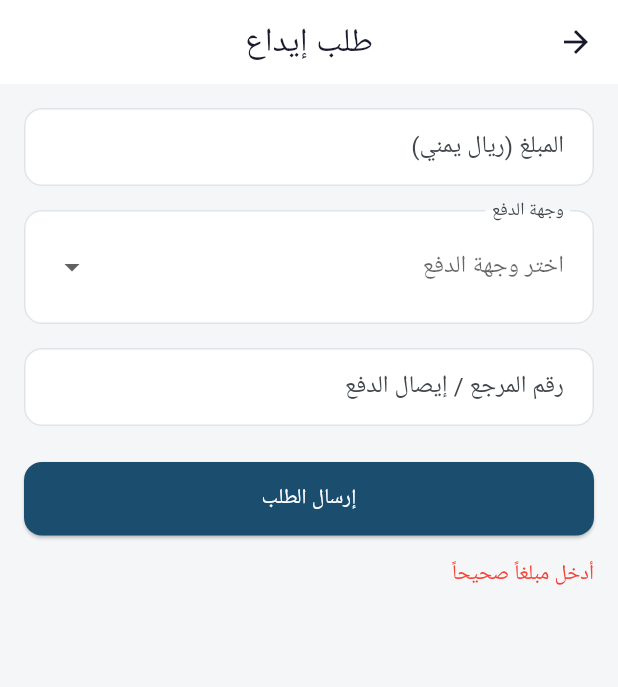
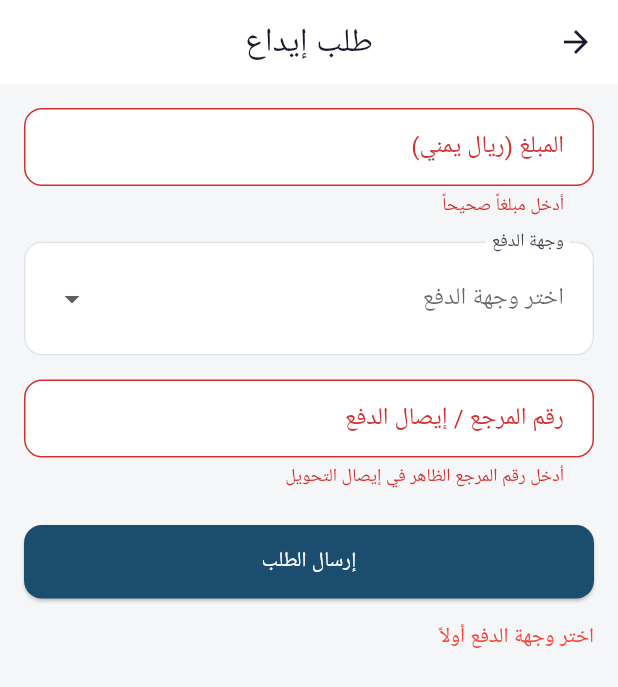
Before and after one commit to msorori-mh/NetYemen, a Flutter app: the DepositScreen screen opened directly, after a tap on "إرسال الطلب", on a phone screen of 412 x 824 dp. Shown: the top 687 px of the screen. Run offline on Flutter 3.47's test engine with Material 3 defaults, Android fonts, the phone set to English and light mode, and no system bars; our stand-ins replace app_links, firebase_core, firebase_messaging, flutter_riverpod, permission_handler, shared_preferences and 1 more; missing offline and left inert: unorm_dart, wifi_scan; accounts and stored records are empty; Roboto replaces fonts that are missing (Segoe UI).

Commit message:
fix(wallet): require deposit reference and map server errors (M-11)
create_wallet_deposit_request rejects an empty reference with
INVALID_REFERENCE, but the form treated it as optional and the repository
sent '' and also passed the reference as p_proof_storage_path.

- Deposit form is now a Form with required amount/reference validators.
- Amount accepts Arabic-Indic and Persian digits (new normalizeDigits util).
- p_proof_storage_path is sent as null (no proof upload exists yet).
- INVALID_REFERENCE, DUPLICATE_REFERENCE, INVALID_AMOUNT, destination,
  INACTIVE_PROFILE and UNAUTHENTICATED errors get specific Arabic messages
  instead of the generic retry text.

Co-Authored-By: Claude Opus 5.5 <noreply@anthropic.com>
Claude-Session: https://claude.ai/code/session_0178qU6pEaNftkQednSzPbHX

```diff
--- /dev/null
+++ b/lib/core/utils/digits.dart
@@ -0,0 +1,24 @@
+// lib/core/utils/digits.dart
+
+const _arabicIndicDigits = '٠١٢٣٤٥٦٧٨٩';
+const _persianDigits = '۰۱۲۳۴۵۶۷۸۹';
+
+/// Converts Arabic-Indic (٠-٩) and Persian (۰-۹) digits to ASCII 0-9 so that
+/// numbers typed on an Arabic keyboard parse with [int.tryParse]. All other
+/// characters are kept as-is.
+String normalizeDigits(String input) {
+  final buffer = StringBuffer();
+  for (final rune in input.runes) {
+    final character = String.fromCharCode(rune);
+    final arabicIndex = _arabicIndicDigits.indexOf(character);
+    final persianIndex = _persianDigits.indexOf(character);
+    if (arabicIndex >= 0) {
+      buffer.write(arabicIndex);
+    } else if (persianIndex >= 0) {
+      buffer.write(persianIndex);
+    } else {
+      buffer.write(character);
+    }
+  }
+  return buffer.toString();
+}
--- a/lib/features/wallet/data/supabase_wallet_repository.dart
+++ b/lib/features/wallet/data/supabase_wallet_repository.dart
@@ -63,9 +63,12 @@ class SupabaseWalletRepository implements WalletRepository {
       'create_wallet_deposit_request',
       params: {
         'p_amount': amount,
+        // The server rejects an empty reference with INVALID_REFERENCE; the
+        // deposit form requires it. No proof file upload exists yet, so the
+        // storage path stays null rather than echoing the reference.
         'p_reference_number': proofReference ?? '',
         'p_payment_destination_id': paymentDestinationId,
-        'p_proof_storage_path': proofReference,
+        'p_proof_storage_path': null,
         'p_idempotency_key': idempotencyKey,
       },
     );
--- a/lib/features/wallet/presentation/deposit_screen.dart
+++ b/lib/features/wallet/presentation/deposit_screen.dart
@@ -2,6 +2,7 @@
 
 import 'package:flutter/material.dart';
 import 'package:flutter_riverpod/flutter_riverpod.dart';
+import '../../../core/utils/digits.dart';
 import '../../finance/data/finance_providers.dart';
 import 'wallet_providers.dart';
 
@@ -16,6 +17,7 @@ class _DepositScreenState extends ConsumerState<DepositScreen> {
   final _amountController = TextEditingController();
   String? _selectedDestinationId;
   final _referenceController = TextEditingController();
+  final _formKey = GlobalKey<FormState>();
   String? _message;
 
   @override
@@ -26,15 +28,16 @@ class _DepositScreenState extends ConsumerState<DepositScreen> {
   }
 
   Future<void> _submit() async {
-    final amount = int.tryParse(_amountController.text.trim()) ?? 0;
-    if (amount <= 0) {
-      setState(() => _message = 'أدخل مبلغاً صحيحاً');
-      return;
-    }
+    final formValid = _formKey.currentState?.validate() ?? false;
     if (_selectedDestinationId == null) {
       setState(() => _message = 'اختر وجهة الدفع أولاً');
       return;
     }
+    if (!formValid) {
+      setState(() => _message = null);
+      return;
+    }
+    final amount = parseDepositAmount(_amountController.text)!;
 
     setState(() => _message = null);
 
@@ -42,9 +45,7 @@ class _DepositScreenState extends ConsumerState<DepositScreen> {
       await ref.read(depositSubmissionProvider.notifier).submit(
             amount: amount,
             paymentDestinationId: _selectedDestinationId!,
-            proofReference: _referenceController.text.trim().isEmpty
-                ? null
-                : _referenceController.text.trim(),
+            proofReference: _referenceController.text.trim(),
           );
       if (mounted) {
         setState(() => _message = 'تم إرسال طلب الإيداع بنجاح');
@@ -53,12 +54,9 @@ class _DepositScreenState extends ConsumerState<DepositScreen> {
         _selectedDestinationId = null;
       }
       ref.invalidate(depositHistoryProvider);
-    } catch (_) {
+    } catch (error) {
       if (mounted) {
-        setState(
-          () => _message =
-              'تعذر تأكيد إرسال الطلب. تحقق من الاتصال ثم أعد المحاولة؛ لن يتكرر الطلب.',
-        );
+        setState(() => _message = depositErrorMessage(error));
       }
     }
   }
@@ -73,16 +71,22 @@ class _DepositScreenState extends ConsumerState<DepositScreen> {
       appBar: AppBar(title: const Text('طلب إيداع')),
       body: Directionality(
         textDirection: TextDirection.rtl,
+        child: Form(
+          key: _formKey,
           child: ListView(
             padding: const EdgeInsets.all(16.0),
             children: [
-            TextField(
+              TextFormField(
+                key: const Key('deposit-amount'),
                 controller: _amountController,
                 keyboardType: TextInputType.number,
                 decoration: const InputDecoration(
                   labelText: 'المبلغ (ريال يمني)',
                   border: OutlineInputBorder(),
                 ),
+                validator: (value) => parseDepositAmount(value ?? '') == null
+                    ? 'أدخل مبلغاً صحيحاً'
+                    : null,
               ),
               const SizedBox(height: 16),
               destinationsAsync.when(
@@ -123,12 +127,16 @@ class _DepositScreenState extends ConsumerState<DepositScreen> {
                 ),
               ),
               const SizedBox(height: 16),
-            TextField(
+              TextFormField(
+                key: const Key('deposit-reference'),
                 controller: _referenceController,
                 decoration: const InputDecoration(
                   labelText: 'رقم المرجع / إيصال الدفع',
                   border: OutlineInputBorder(),
                 ),
+                validator: (value) => (value ?? '').trim().isEmpty
+                    ? 'أدخل رقم المرجع الظاهر في إيصال التحويل'
+                    : null,
               ),
               const SizedBox(height: 24),
               ElevatedButton(
@@ -142,13 +150,50 @@ class _DepositScreenState extends ConsumerState<DepositScreen> {
                 Text(
                   _message!,
                   style: TextStyle(
-                  color: _message!.startsWith('تم') ? Colors.green : Colors.red,
+                    color:
+                        _message!.startsWith('تم') ? Colors.green : Colors.red,
                   ),
                 ),
               ],
             ],
           ),
         ),
+      ),
     );
   }
 }
+
+/// Parses the deposit amount, accepting Arabic-Indic and Persian digits.
+/// Returns null unless the input is a positive whole number.
+int? parseDepositAmount(String input) {
+  final amount = int.tryParse(normalizeDigits(input.trim()));
+  return amount != null && amount > 0 ? amount : null;
+}
+
+/// Maps create_wallet_deposit_request error codes to customer messages.
+String depositErrorMessage(Object error) {
+  final message = error.toString();
+  if (message.contains('INVALID_REFERENCE')) {
+    return 'رقم المرجع مطلوب. أدخل رقم المرجع الظاهر في إيصال التحويل.';
+  }
+  if (message.contains('DUPLICATE_REFERENCE')) {
+    return 'رقم المرجع هذا مستخدم في إيداع سابق. تحقق من الرقم.';
+  }
+  if (message.contains('INVALID_AMOUNT')) {
+    return 'أدخل مبلغاً صحيحاً أكبر من صفر.';
+  }
+  if (message.contains('PAYMENT_DESTINATION_REQUIRED') ||
+      message.contains('INVALID_PAYMENT_DESTINATION')) {
+    return 'وجهة الدفع غير متاحة حالياً. اختر وجهة أخرى.';
+  }
+  if (message.contains('DEPOSIT_ALREADY_IN_PROGRESS')) {
+    return 'يوجد طلب إيداع آخر قيد الإرسال. انتظر اكتماله ثم حاول مجدداً.';
+  }
+  if (message.contains('INACTIVE_PROFILE')) {
+    return 'حسابك غير نشط حالياً. تواصل مع الدعم.';
+  }
+  if (message.contains('UNAUTHENTICATED')) {
+    return 'انتهت جلسة الدخول. سجّل الدخول ثم حاول مجدداً.';
+  }
+  return 'تعذر تأكيد إرسال الطلب. تحقق من الاتصال ثم أعد المحاولة؛ لن يتكرر الطلب.';
+}
```
Also changed, not shown: 1 other file. Lines whose indentation alone changed are shown as unchanged.
